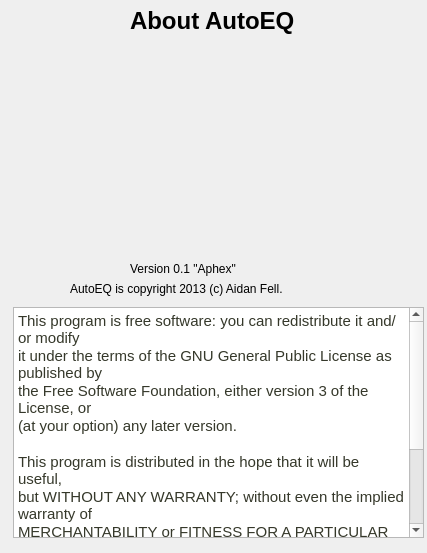
Before: the Qt Designer form aboutform.ui in autoeq/autoeq-general, drawn with Qt 5.
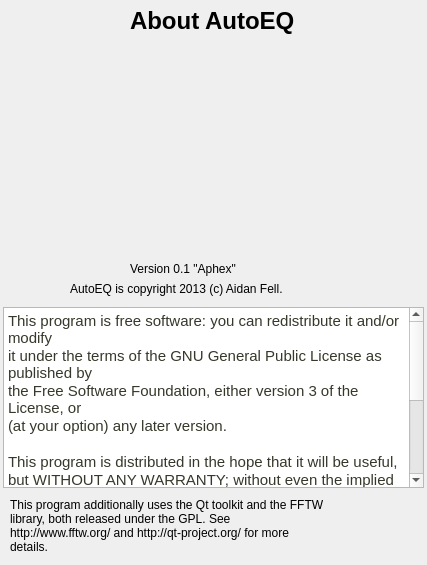
After: the same form once the commit is applied. Icons and pictures are not drawn.

```diff
--- a/aboutform.ui
+++ b/aboutform.ui
@@ -7,7 +7,7 @@
     <x>0</x>
     <y>0</y>
     <width>427</width>
-    <height>553</height>
+    <height>565</height>
    </rect>
   </property>
   <property name="windowTitle">
@@ -87,10 +87,10 @@
   <widget class="QTextEdit" name="textEdit">
    <property name="geometry">
     <rect>
-     <x>13</x>
+     <x>3</x>
      <y>307</y>
-     <width>411</width>
-     <height>231</height>
+     <width>421</width>
+     <height>181</height>
     </rect>
    </property>
    <property name="html">
@@ -111,6 +111,47 @@
 &lt;p style=&quot; margin-top:0px; margin-bottom:0px; margin-left:0px; margin-right:0px; -qt-block-indent:0; text-indent:0px;&quot;&gt;&lt;span style=&quot; font-family:'monospace'; color:#35382a;&quot;&gt;You should have received a copy of the GNU General Public License&lt;/span&gt;&lt;/p&gt;
 &lt;p style=&quot; margin-top:0px; margin-bottom:18px; margin-left:0px; margin-right:0px; -qt-block-indent:0; text-indent:0px;&quot;&gt;&lt;span style=&quot; font-family:'monospace'; color:#35382a;&quot;&gt;along with this program.  If not, see &amp;lt;http://www.gnu.org/licenses/&amp;gt;.&lt;/span&gt;&lt;/p&gt;&lt;/body&gt;&lt;/html&gt;</string>
    </property>
+   <property name="acceptRichText">
+    <bool>false</bool>
+   </property>
+   <property name="textInteractionFlags">
+    <set>Qt::TextSelectableByKeyboard|Qt::TextSelectableByMouse</set>
+   </property>
+  </widget>
+  <widget class="QLabel" name="label_5">
+   <property name="geometry">
+    <rect>
+     <x>10</x>
+     <y>490</y>
+     <width>67</width>
+     <height>17</height>
+    </rect>
+   </property>
+   <property name="text">
+    <string/>
+   </property>
+  </widget>
+  <widget class="QLabel" name="label_6">
+   <property name="geometry">
+    <rect>
+     <x>10</x>
+     <y>490</y>
+     <width>411</width>
+     <height>71</height>
+    </rect>
+   </property>
+   <property name="text">
+    <string>This program additionally uses the Qt toolkit and the FFTW
+library, both released under the GPL. See 
+http://www.fftw.org/ and http://qt-project.org/ for more
+details.</string>
+   </property>
+   <property name="textFormat">
+    <enum>Qt::AutoText</enum>
+   </property>
+   <property name="scaledContents">
+    <bool>false</bool>
+   </property>
   </widget>
   <zorder>label_2</zorder>
   <zorder>label_3</zorder>
```
Left out of the diff: 3 changed lines with no effect on the pictures.
